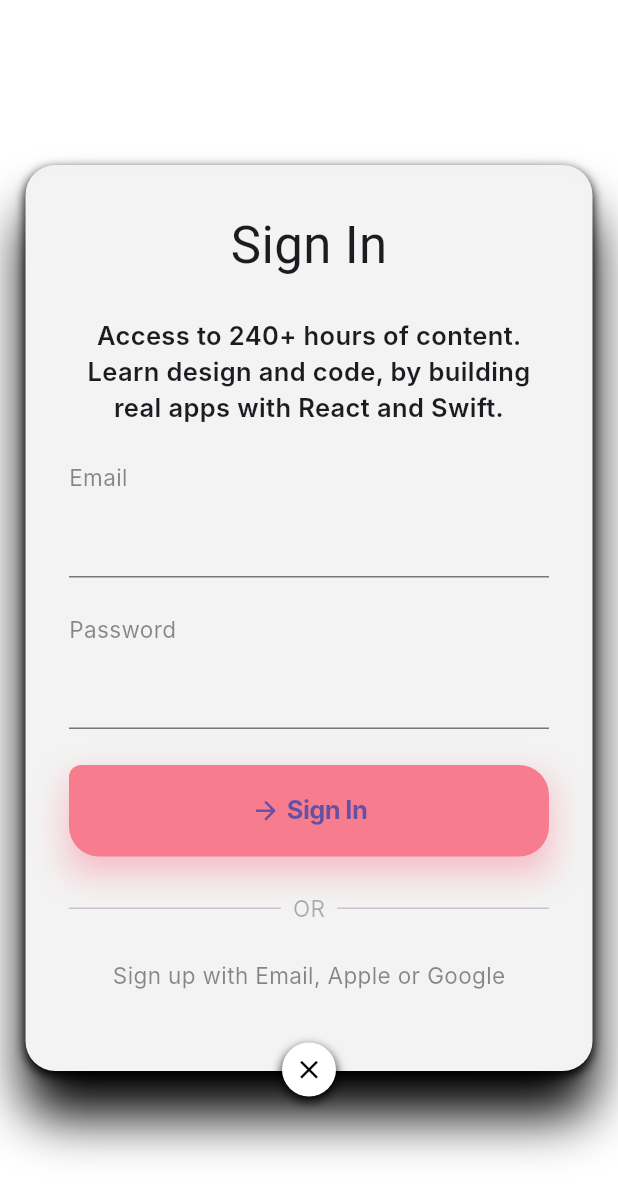
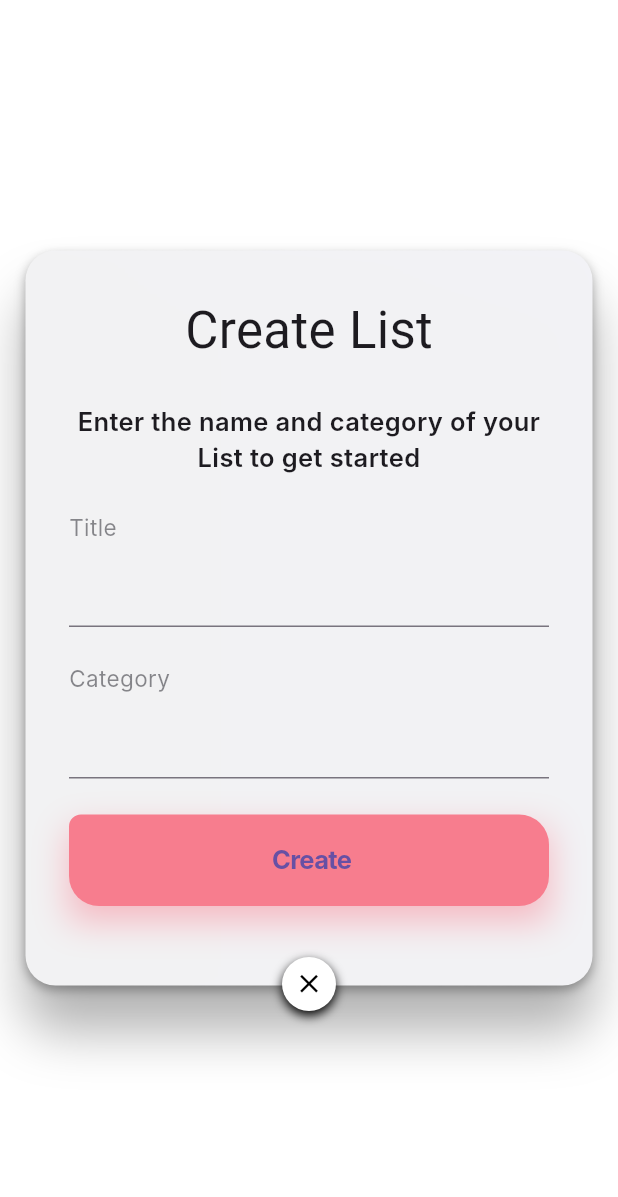
Before and after one commit to cawoolf/list_roamer, a Flutter app: the CreateListModal screen opened directly, on a phone screen of 412 x 824 dp. Shown: the top 1197 px of the screen. Run offline on Flutter 3.47's test engine with Material 3 defaults, Android fonts, the phone set to English and light mode, and no system bars; our stand-ins replace cloud_firestore, firebase_core, google_maps_flutter; accounts and stored records are empty; Roboto replaces fonts that are missing (Inter, Poppins); statements that could not run were skipped.

Commit message:
edt create list modal

```diff
--- a/lib/ui_widgets/create_list_modal.dart
+++ b/lib/ui_widgets/create_list_modal.dart
@@ -57,11 +57,11 @@ class _CreateListModalState extends State<CreateListModal>{
                        borderRadius: BorderRadius.circular(20),
                        boxShadow: [
                          BoxShadow(
-                             color: Colors.black,// RiveAppTheme.shadow.withOpacity(0.3),
+                             color: Colors.black.withOpacity(0.3),// RiveAppTheme.shadow.withOpacity(0.3),
                              offset: const Offset(0, 3),
                              blurRadius: 5),
                          BoxShadow(
-                             color:Colors.black,// RiveAppTheme.shadow.withOpacity(0.3),
+                             color:Colors.black.withOpacity(0.3),// RiveAppTheme.shadow.withOpacity(0.3),
                              offset: const Offset(0, 30),
                              blurRadius: 30)
                        ],
@@ -73,12 +73,12 @@ class _CreateListModalState extends State<CreateListModal>{
                      mainAxisSize: MainAxisSize.min,
                      children: [
                        const Text(
-                         "Sign In",
+                         "Create List",
                          style: TextStyle(fontFamily: "Poppins", fontSize: 34),
                        ),
                        const SizedBox(height: 24),
                        const Text(
-                           "Access to 240+ hours of content. Learn design and code, by building real apps with React and Swift.",
+                           "Enter the name and category of your List to get started",
                            textAlign: TextAlign.center,
                            style: TextStyle(
                                fontFamily: "Inter",
@@ -88,7 +88,7 @@ class _CreateListModalState extends State<CreateListModal>{
                        const Align(
                          alignment: Alignment.centerLeft,
                          child: Text(
-                           "Email",
+                           "Title",
                            style: TextStyle(
                                color: CupertinoColors.secondaryLabel,
                                fontFamily: "Inter",
@@ -104,7 +104,7 @@ class _CreateListModalState extends State<CreateListModal>{
                        const Align(
                          alignment: Alignment.centerLeft,
                          child: Text(
-                           "Password",
+                           "Category",
                            style: TextStyle(
                                color: CupertinoColors.secondaryLabel,
                                fontFamily: "Inter",
@@ -112,7 +112,7 @@ class _CreateListModalState extends State<CreateListModal>{
                          ),
                        ),
                        const SizedBox(height: 8),
-                       TextField(
+                       const TextField(
                          obscureText: true,
                          // decoration: authInputStyle("icon_lock"),
                          // controller: _passController,
@@ -137,13 +137,12 @@ class _CreateListModalState extends State<CreateListModal>{
                              bottomLeft: Radius.circular(20),
                              bottomRight: Radius.circular(20),
                            ),
-                           child: Row(
+                           child: const Row(
                              mainAxisAlignment: MainAxisAlignment.center,
-                             children: const [
-                               Icon(Icons.arrow_forward_rounded),
+                             children: [
                                SizedBox(width: 4),
                                Text(
-                                 "Sign In",
+                                 "Create",
                                  style: TextStyle(
                                      fontSize: 17,
                                      fontFamily: "Inter",
@@ -156,33 +155,8 @@ class _CreateListModalState extends State<CreateListModal>{
                            },
                          ),
                        ),
-                       Padding(
-                         padding: const EdgeInsets.symmetric(vertical: 24.0),
-                         child: Row(
-                           children: [
-                             const Expanded(child: Divider()),
-                             Padding(
-                               padding:
-                               const EdgeInsets.symmetric(horizontal: 8),
-                               child: Text(
-                                 "OR",
-                                 style: TextStyle(
-                                     color: Colors.black.withOpacity(0.3),
-                                     fontSize: 15,
-                                     fontFamily: "Inter"),
-                               ),
-                             ),
-                             const Expanded(child: Divider()),
-                           ],
-                         ),
-                       ),
-                       const Text("Sign up with Email, Apple or Google",
-                           style: TextStyle(
-                               color: CupertinoColors.secondaryLabel,
-                               fontFamily: "Inter",
-                               fontSize: 15)),
                        const SizedBox(height: 24),
-                       Row(
+                       const Row(
                          mainAxisAlignment: MainAxisAlignment.spaceBetween,
                          children: [
                            // Image.asset(AssetPaths.logoEmail),
```
